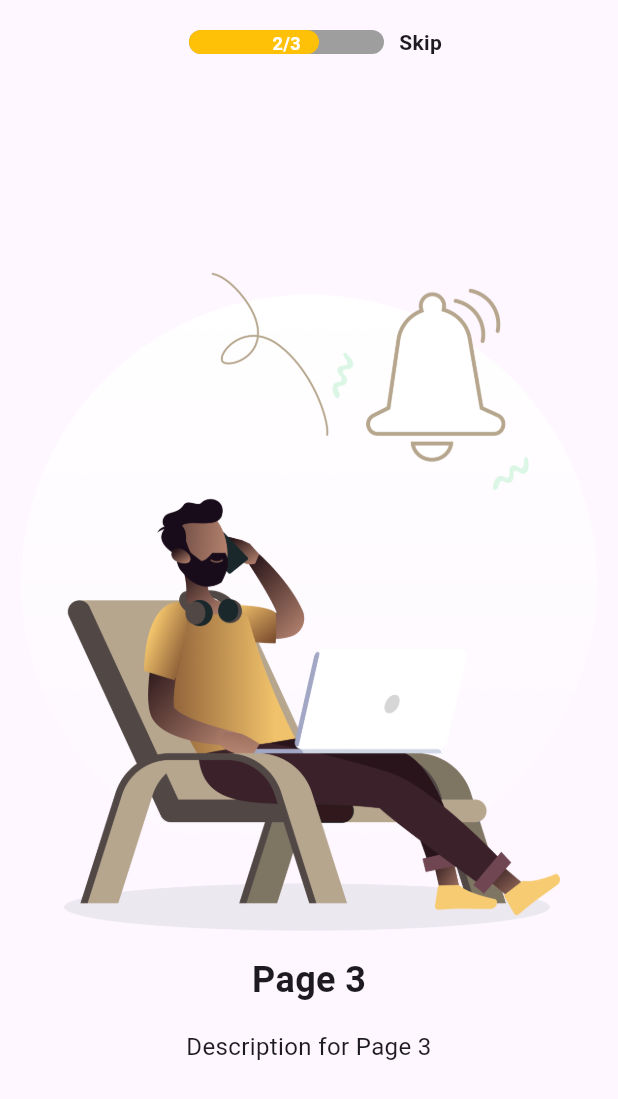
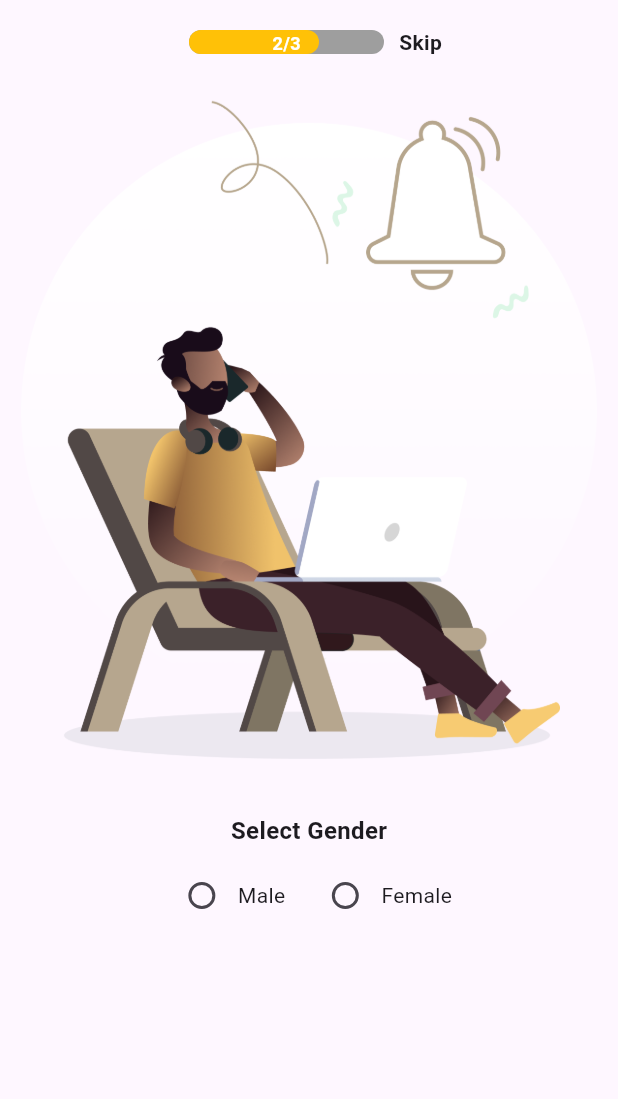
Before and after one commit to HachroufAbdenour/flutter_quotes, a Flutter app: the screen it shows after launch, swiped to page 3, on a phone screen of 412 x 824 dp. Shown: the top 1099 px of the screen. Run offline on Flutter 3.47's test engine with Material 3 defaults, Android fonts, the phone set to English and light mode, and no system bars; drawn by our look-alikes of percent_indicator; our stand-ins replace dio, get, lottie.

```diff
--- a/lib/modules/home/controller.dart
+++ b/lib/modules/home/controller.dart
@@ -11,7 +11,7 @@ class HomeController extends GetxController {
 
   @override
   Future<void> onInit() async {
-    await PostQuotes();
+    //   await PostQuotes();
     await fetchQuotes();
     super.onInit();
   }
--- a/lib/modules/onboarding/view.dart
+++ b/lib/modules/onboarding/view.dart
@@ -1,7 +1,10 @@
-import 'package:counter_getx/modules/home/view.dart';
+import 'package:counter_getx/modules/onboarding/widget/custombutton.dart';
 import 'package:flutter/material.dart';
 import 'package:get/get.dart';
 import 'package:percent_indicator/linear_percent_indicator.dart';
+import 'package:counter_getx/modules/home/view.dart';
+import 'package:counter_getx/modules/onboarding/widget/custom_textfieldgender.dart';
+import 'package:counter_getx/modules/onboarding/widget/custom_textfield.dart';
 
 class PageInfo {
   final String title;
@@ -34,12 +37,13 @@ class _OnboardingScreenState extends State<OnboardingScreen> {
         description: 'Description for Page 3',
         imagePath: 'assets/images/image3.png'),
     PageInfo(
-        title: 'Page 3',
+        title: 'Page 4',
         description: 'Description for Page 3',
         imagePath: 'assets/images/image3.png'),
   ];
 
   var index = 0;
+  TextEditingController usernameController = TextEditingController();
 
   @override
   Widget build(BuildContext context) {
@@ -67,7 +71,7 @@ class _OnboardingScreenState extends State<OnboardingScreen> {
             ),
             backgroundColor: Colors.grey,
             progressColor: Colors.amber,
-            barRadius: const Radius.circular(20),
+            barRadius: const Radius.circular(50),
           ),
         ),
         centerTitle: true,
@@ -88,15 +92,16 @@ class _OnboardingScreenState extends State<OnboardingScreen> {
 }
 
 class OnboardingPage extends StatelessWidget {
+  final int index;
   final PageInfo pageInfo;
-  final int index;
 
-  const OnboardingPage({Key? key, required this.pageInfo, required this.index})
+  const OnboardingPage({Key? key, required this.index, required this.pageInfo})
       : super(key: key);
 
   @override
   Widget build(BuildContext context) {
-    return Column(
+    return SingleChildScrollView(
+      child: Column(
         mainAxisAlignment: MainAxisAlignment.center,
         crossAxisAlignment: CrossAxisAlignment.center,
         children: [
@@ -107,47 +112,32 @@ class OnboardingPage extends StatelessWidget {
           ),
           const SizedBox(height: 16.0),
           index == 3
-            ? SizedBox(
-                width: MediaQuery.of(context).size.width * 0.6,
-                child: FloatingActionButton.extended(
-                  backgroundColor: Colors.amber,
-                  icon: const Icon(
-                    Icons.add,
-                    color: Colors.white,
-                  ),
-                  label: const Text(
-                    'Start',
-                    style: TextStyle(
-                      color: Colors.white,
-                      fontSize: 25,
+              ? CustomButton(
+                  icon: Icon(Icons.abc), label: 'label', onPressed: () {})
+              : index == 2
+                  ? CustomGenderField()
+                  : index == 1
+                      ? Column(
+                          children: [
+                            const SizedBox(height: 8.0),
+                            Padding(
+                              padding:
+                                  const EdgeInsets.symmetric(horizontal: 50.0),
+                              child: CustomTextField(
+                                labelText: 'Enter Username',
                               ),
                             ),
-                  onPressed: () {
-                    Get.offAll(() => HomeQuotesScreen());
-                  },
-                ),
+                          ],
                         )
-            : Column(
-                // mainAxisAlignment: MainAxisAlignment.end,
-                children: [
-                  Text(
-                    pageInfo.title,
+                      : Text(
+                          "hi Welcome in Our Quotes App ",
                           style: const TextStyle(
-                      fontSize: 24.0,
+                            fontSize: 20.0,
                             fontWeight: FontWeight.bold,
                           ),
                         ),
-                  const SizedBox(height: 16.0),
-                  Text(
-                    pageInfo.description,
-                    style: const TextStyle(
-                      fontSize: 16.0,
+        ],
       ),
-                    textAlign: TextAlign.center,
-                  )
-                ],
-              )
-      ],
     );
   }
 }
--- /dev/null
+++ b/lib/modules/onboarding/widget/custom_textfieldgender.dart
@@ -0,0 +1,64 @@
+import 'package:flutter/material.dart';
+
+class CustomGenderField extends StatefulWidget {
+  @override
+  _CustomGenderFieldState createState() => _CustomGenderFieldState();
+}
+
+class _CustomGenderFieldState extends State<CustomGenderField> {
+  String? selectedGender;
+
+  @override
+  Widget build(BuildContext context) {
+    return Center(
+      // Wrap the widget with Center
+      child: Padding(
+        padding: const EdgeInsets.all(20.0),
+        child: Column(
+          crossAxisAlignment: CrossAxisAlignment.start,
+          children: [
+            Center(
+              child: Text(
+                'Select Gender',
+                style: TextStyle(
+                  fontSize: 16.0,
+                  fontWeight: FontWeight.bold,
+                ),
+              ),
+            ),
+            const SizedBox(height: 8.0),
+            Center(
+              child: Row(
+                mainAxisAlignment:
+                    MainAxisAlignment.center, // Align row content to center
+                children: [
+                  Radio<String>(
+                    value: 'male',
+                    groupValue: selectedGender,
+                    onChanged: (value) {
+                      setState(() {
+                        selectedGender = value;
+                      });
+                    },
+                  ),
+                  Text('Male'),
+                  const SizedBox(width: 16.0),
+                  Radio<String>(
+                    value: 'female',
+                    groupValue: selectedGender,
+                    onChanged: (value) {
+                      setState(() {
+                        selectedGender = value;
+                      });
+                    },
+                  ),
+                  Text('Female'),
+                ],
+              ),
+            ),
+          ],
+        ),
+      ),
+    );
+  }
+}
--- a/lib/services/remote/Quote_remote_Repository.dart
+++ b/lib/services/remote/Quote_remote_Repository.dart
@@ -20,7 +20,7 @@ class QuoteRemoteRepository {
       // );
       // for real device
       Response response = await _dio.get(
-        'http://192.168.8.104/api/quotes',
+        'http://192.168.8.105/api/quotes',
         options: Options(
           headers: headers,
         ),
```
Also changed, not shown: lib/modules/onboarding/widget/custom_label.dart (added, +37 -0 lines), lib/modules/onboarding/widget/custom_textfield.dart (added, +26 -0 lines), lib/modules/onboarding/widget/custombutton.dart (added, +33 -0 lines), lib/modules/onboarding/controller_view.dart (added). Lines whose indentation alone changed are shown as unchanged.
